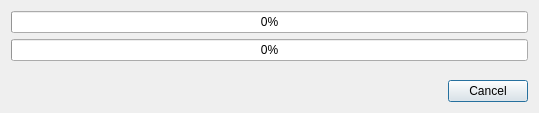
horsicq/XEntropyWidget, file dialogentropyprocess.ui: the form before one commit.
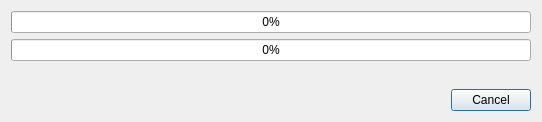
The form after the commit.

Patch:
```diff
--- a/dialogentropyprocess.ui
+++ b/dialogentropyprocess.ui
@@ -9,8 +9,8 @@
    <rect>
     <x>0</x>
     <y>0</y>
-    <width>539</width>
-    <height>113</height>
+    <width>542</width>
+    <height>122</height>
    </rect>
   </property>
   <property name="windowTitle">
@@ -21,7 +21,7 @@
   </property>
   <layout class="QVBoxLayout" name="verticalLayout">
    <item>
-    <widget class="QProgressBar" name="progressBarMain">
+    <widget class="QProgressBar" name="progressBarOpt">
      <property name="value">
       <number>0</number>
      </property>
@@ -31,7 +31,7 @@
     </widget>
    </item>
    <item>
-    <widget class="QProgressBar" name="progressBarOpt">
+    <widget class="QProgressBar" name="progressBarMain">
      <property name="value">
       <number>0</number>
      </property>
```
